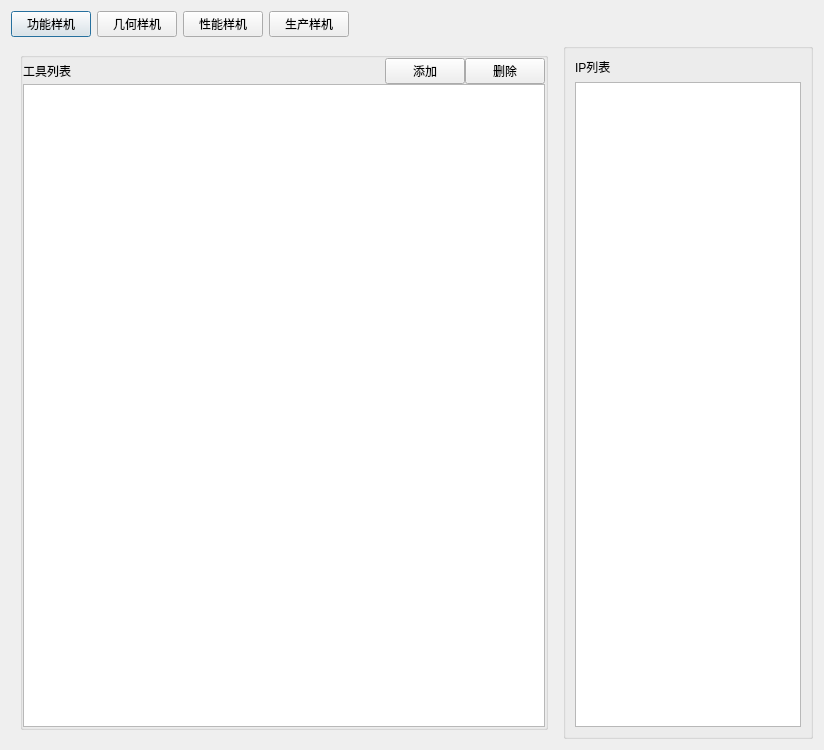
jiaqingguo/DI, file digitalIntegration/InformationConfihurationDialog.ui: the form before one commit.
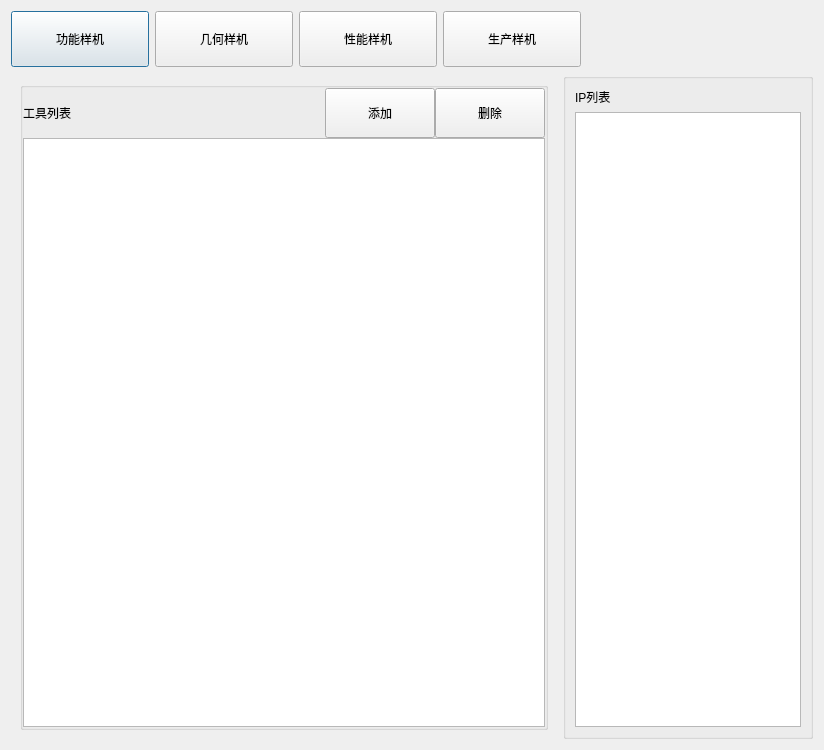
The form after the commit. The open tabs and pages were chosen to show the change.

```diff
--- a/digitalIntegration/InformationConfihurationDialog.ui
+++ b/digitalIntegration/InformationConfihurationDialog.ui
@@ -16,6 +16,12 @@
   <layout class="QGridLayout" name="gridLayout">
    <item row="0" column="0" colspan="2">
     <widget class="QWidget" name="widget" native="true">
+     <property name="minimumSize">
+      <size>
+       <width>0</width>
+       <height>56</height>
+      </size>
+     </property>
      <layout class="QHBoxLayout" name="horizontalLayout_4">
       <property name="leftMargin">
        <number>0</number>
@@ -31,6 +37,12 @@
       </property>
       <item>
        <widget class="QPushButton" name="btnModule1">
+        <property name="minimumSize">
+         <size>
+          <width>138</width>
+          <height>56</height>
+         </size>
+        </property>
         <property name="text">
          <string>功能样机</string>
         </property>
@@ -38,6 +50,12 @@
       </item>
       <item>
        <widget class="QPushButton" name="btnModule2">
+        <property name="minimumSize">
+         <size>
+          <width>138</width>
+          <height>56</height>
+         </size>
+        </property>
         <property name="text">
          <string>几何样机</string>
         </property>
@@ -45,6 +63,12 @@
       </item>
       <item>
        <widget class="QPushButton" name="btnModule3">
+        <property name="minimumSize">
+         <size>
+          <width>138</width>
+          <height>56</height>
+         </size>
+        </property>
         <property name="text">
          <string>性能样机</string>
         </property>
@@ -52,6 +76,12 @@
       </item>
       <item>
        <widget class="QPushButton" name="btnModule4">
+        <property name="minimumSize">
+         <size>
+          <width>138</width>
+          <height>56</height>
+         </size>
+        </property>
         <property name="text">
          <string>生产样机</string>
         </property>
@@ -350,6 +380,12 @@
             </item>
             <item>
              <widget class="QPushButton" name="btnToolAdd4">
+              <property name="minimumSize">
+               <size>
+                <width>110</width>
+                <height>50</height>
+               </size>
+              </property>
               <property name="text">
                <string>添加</string>
               </property>
@@ -357,6 +393,12 @@
             </item>
             <item>
              <widget class="QPushButton" name="btnToolDel4">
+              <property name="minimumSize">
+               <size>
+                <width>110</width>
+                <height>50</height>
+               </size>
+              </property>
               <property name="text">
                <string>删除</string>
               </property>
```
Left out of the diff: 38 changed lines with no effect on the pictures.
